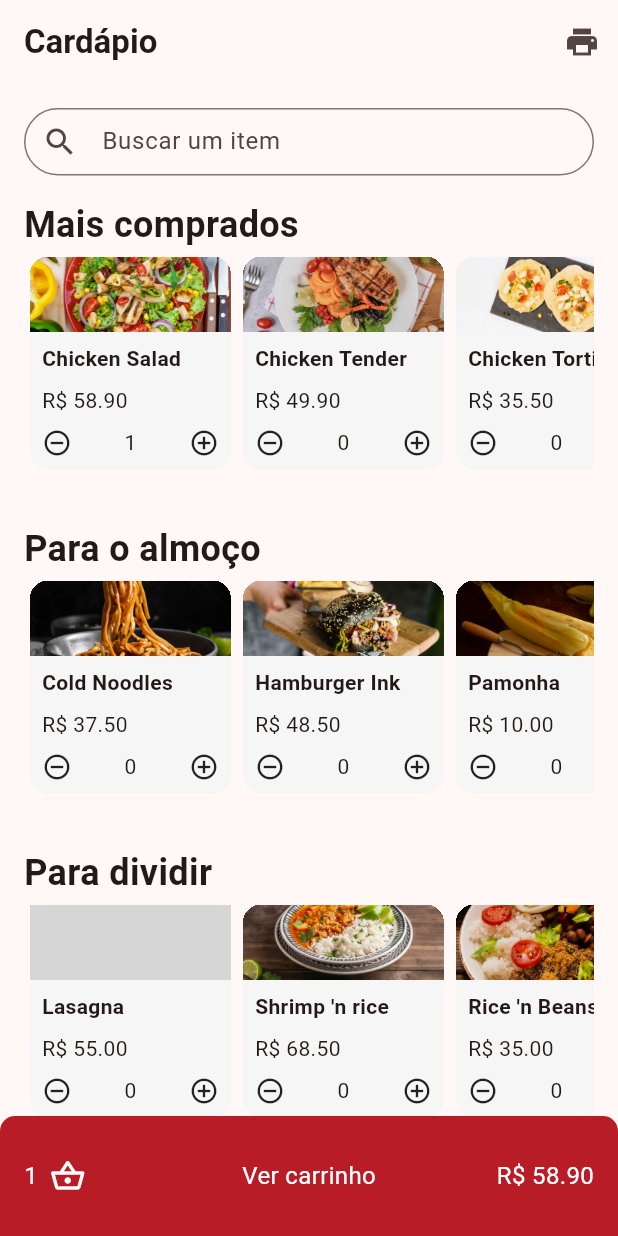
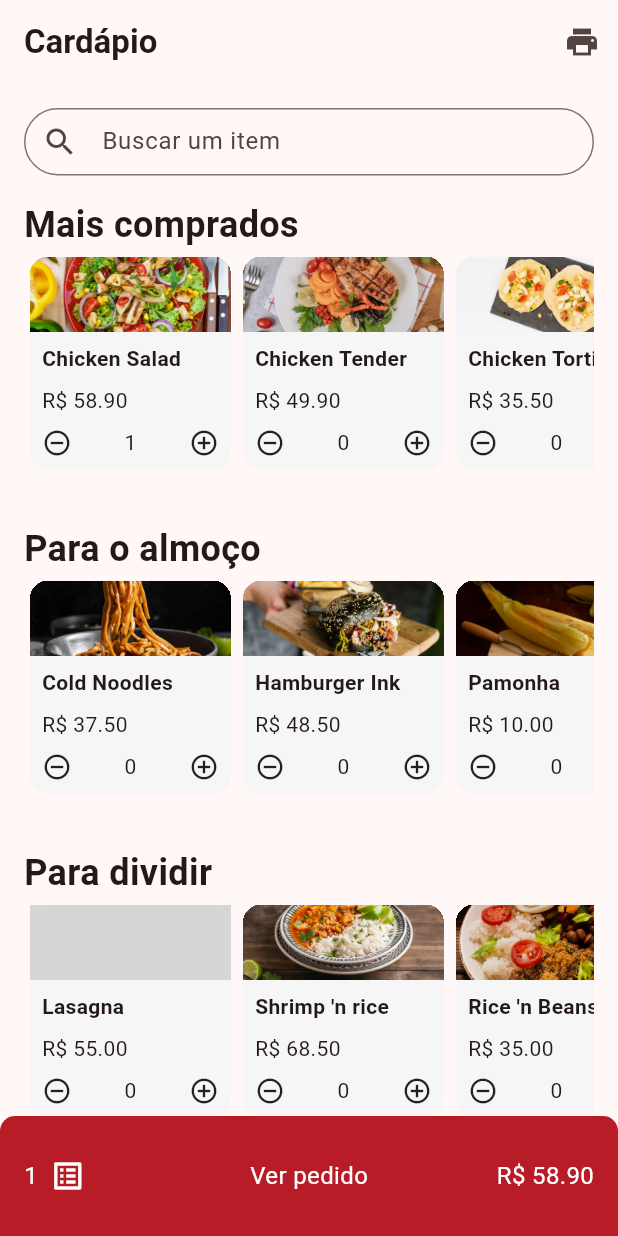
Before and after one commit to ikyrie/panucci_ristorante, a Flutter app: the screen it shows after launch, after a tap on the "add circle outline" icon, on a phone screen of 412 x 824 dp. Run offline on Flutter 3.47's test engine with Material 3 defaults, Android fonts, the phone set to English and light mode, and no system bars; our stand-ins replace flutter_mobx, mobx, permission_handler; missing offline and left inert: esc_pos_utils_plus, print_bluetooth_thermal; generated files the repository leaves out were written again; grey boxes are pictures that could not be loaded.

Commit message:
Mais ajustes visuais

```diff
--- a/lib/screens/checkout.dart
+++ b/lib/screens/checkout.dart
@@ -86,10 +86,10 @@ class Checkout extends StatelessWidget {
                           children: const <Widget>[
                             Padding(
                               padding: EdgeInsets.only(right: 8.0),
-                              child: Icon(Icons.account_balance_wallet, color: Colors.white,),
+                              child: Icon(Icons.send, color: Colors.white,),
                             ),
                             Text(
-                              "Pedir",
+                              "Enviar para cozinha",
                               style: TextStyle(fontWeight: FontWeight.w500),
                             )
                           ]),
--- a/lib/screens/home.dart
+++ b/lib/screens/home.dart
@@ -95,7 +95,7 @@ class Home extends StatelessWidget {
                                     ),
                                   ),
                                   Icon(
-                                    Icons.shopping_basket_outlined,
+                                    Icons.list_alt,
                                     size: 24,
                                     color:
                                         Theme.of(context).colorScheme.onPrimary,
@@ -106,7 +106,7 @@ class Home extends StatelessWidget {
                             Align(
                               alignment: Alignment.center,
                               child: Text(
-                                "Ver carrinho",
+                                "Ver pedido",
                                 style: TextStyle(
                                     fontSize: 16,
                                     color: Theme.of(context)
```
